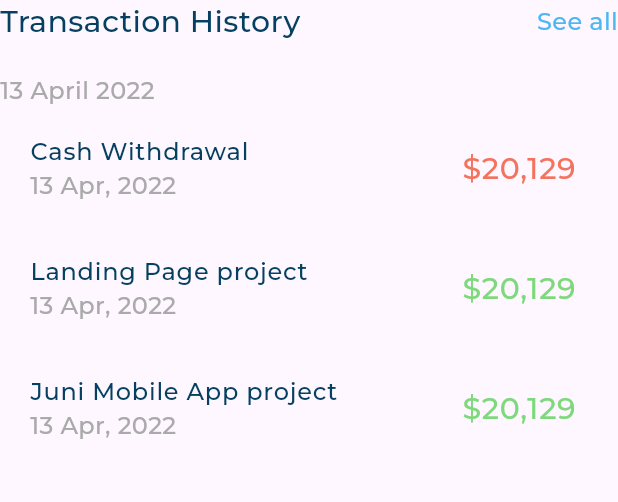
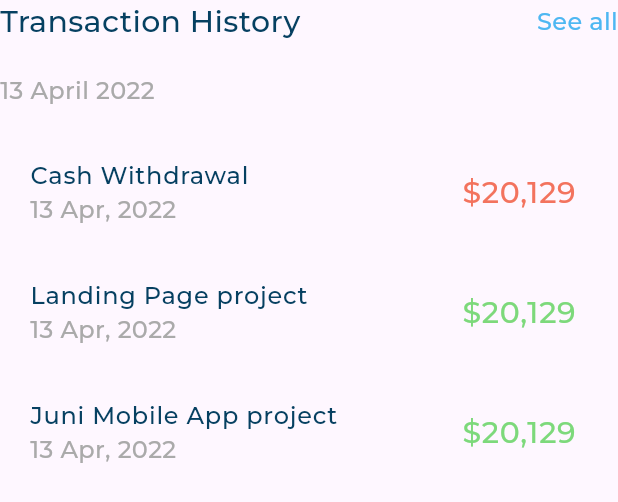
Before and after one commit to Mohamed-Husien/responsive_dash_board, a Flutter app: the TransactionsHistory widget shown alone on an empty page, opened directly, on a phone screen of 412 x 824 dp. Shown: the top 502 px of the screen. Run offline on Flutter 3.47's test engine with Material 3 defaults, Android fonts, the phone set to English and light mode, and no system bars; our stand-ins replace expandable_page_view, flutter_svg; project files that could hold a hidden picture were left out.

Commit message:
my card and transaction history section done

```diff
--- a/lib/widgets/dashboard_desktop_layout.dart
+++ b/lib/widgets/dashboard_desktop_layout.dart
@@ -1,8 +1,7 @@
 import 'package:flutter/material.dart';
 
 import 'package:responsive_dash_board_app/widgets/custom_drawer.dart';
-import 'package:responsive_dash_board_app/widgets/my_card_section.dart';
-import 'package:responsive_dash_board_app/widgets/transactions_history.dart';
+import 'package:responsive_dash_board_app/widgets/my_card_and_transaction_history_section.dart';
 
 import 'all_expensess_and_quick_invoice_section.dart';
 
@@ -27,7 +26,7 @@ class DashboardDesktopLayout extends StatelessWidget {
           width: 24,
         ),
         Expanded(
-          child: TransactionsHistory(),
+          child: MyCardAndTransactionHistorySection(),
         ),
       ],
     );
--- a/lib/widgets/transactions_history.dart
+++ b/lib/widgets/transactions_history.dart
@@ -20,6 +20,9 @@ class TransactionsHistory extends StatelessWidget {
           style:
               AppStyle.styleMedium16.copyWith(color: const Color(0xffAAAAAA)),
         ),
+        const SizedBox(
+          height: 16,
+        ),
         const TransactionHistoryListView()
       ],
     );
```
Also changed, not shown: lib/widgets/my_card_and_transaction_history_section.dart (added, +23 -0 lines).
